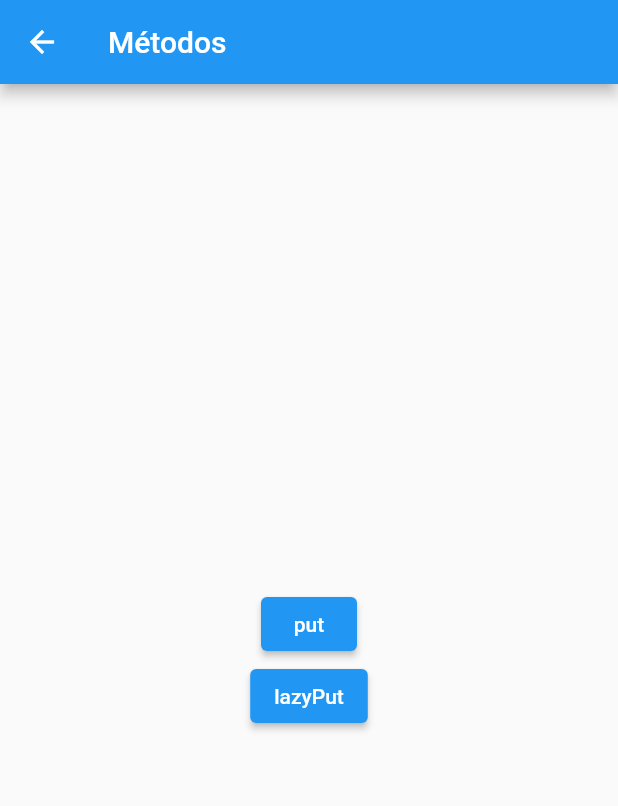
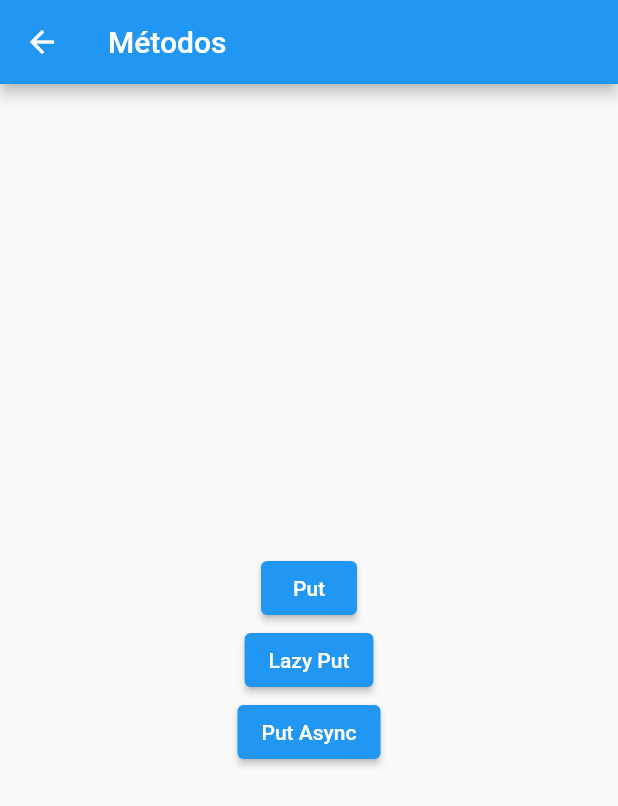
Before and after one commit to leozero3/get_dependencias, a Flutter app: the screen it shows after launch, after a tap on "Métodos", on a phone screen of 412 x 824 dp. Shown: the top 806 px of the screen. Run offline on Flutter 3.47's test engine with Material 2 defaults, Android fonts, the phone set to English and light mode, and no system bars; our stand-ins replace get.

Commit message:
putAsync - 3:30

```diff
--- a/lib/main.dart
+++ b/lib/main.dart
@@ -4,6 +4,7 @@ import 'package:get_dependencias/pages/home_page.dart';
 import 'package:get_dependencias/pages/metodos/lazyPut/lazy_put_page.dart';
 import 'package:get_dependencias/pages/metodos/metodos_home_page.dart';
 import 'package:get_dependencias/pages/metodos/put/put_page.dart';
+import 'package:get_dependencias/pages/metodos/putAsync/put_async_page.dart';
 
 void main() => runApp(const MyApp());
 
@@ -18,6 +19,7 @@ class MyApp extends StatelessWidget {
         GetPage(name: '/metodos', page: () => const MetodosHomePage(),children: [
           GetPage(name: '/put', page: () => const PutPage()),
           GetPage(name: '/lazyPut', page: () =>  LazyPutPage()),
+          GetPage(name: '/putAsync', page: () =>  PutAsyncPage()),
         ]),
 
       ],
--- a/lib/pages/metodos/metodos_home_page.dart
+++ b/lib/pages/metodos/metodos_home_page.dart
@@ -18,13 +18,19 @@ class MetodosHomePage extends StatelessWidget {
               onPressed: () {
                 Navigator.of(context).pushNamed('/metodos/put');
               },
-              child: const Text('put'),
+              child: const Text('Put'),
             ),
             ElevatedButton(
               onPressed: () {
                 Navigator.of(context).pushNamed('/metodos/lazyPut');
               },
-              child: const Text('lazyPut'),
+              child: const Text('Lazy Put'),
+            ),
+            ElevatedButton(
+              onPressed: () {
+                Navigator.of(context).pushNamed('/metodos/putAsync');
+              },
+              child: const Text('Put Async'),
             ),
           ],
         ),
--- a/pubspec.yaml
+++ b/pubspec.yaml
@@ -16,6 +16,7 @@ dependencies:
 
   cupertino_icons: ^1.0.5
   get: ^4.6.5
+  shared_preferences: ^2.0.15
 
 dev_dependencies:
   flutter_test:
```
Also changed, not shown: lib/pages/metodos/putAsync/put_async_page.dart (added, +17 -0 lines), pubspec.lock.
